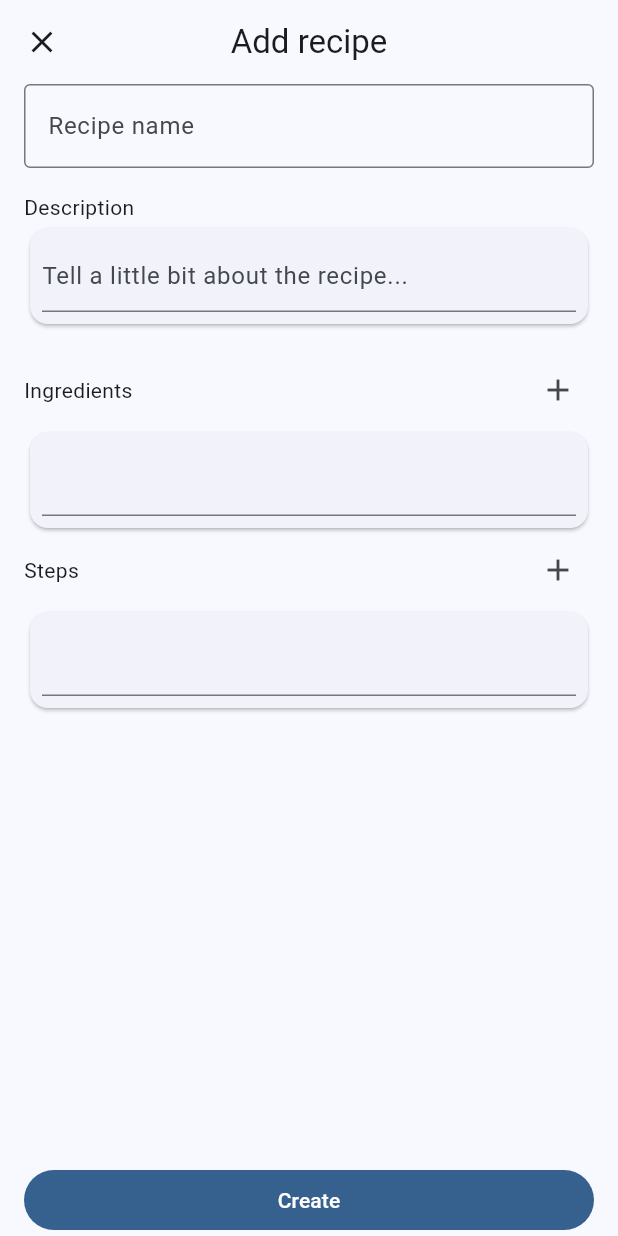
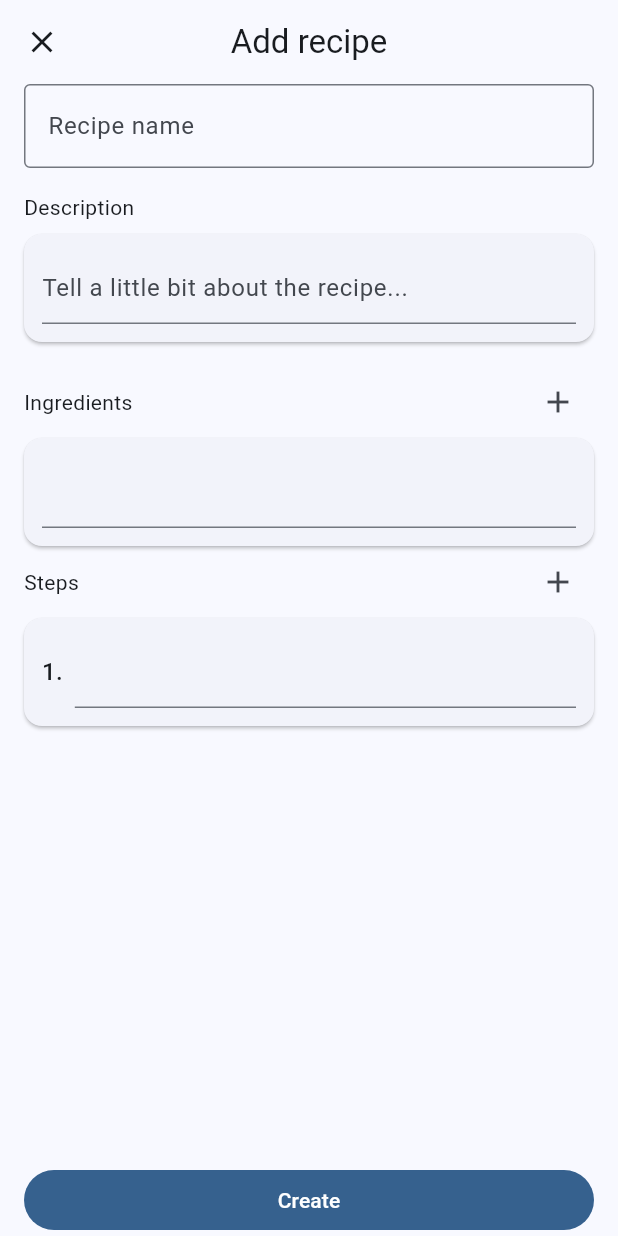
Before and after one commit to otavioassis-git/recipe_it, a Flutter app: the AddRecipe screen opened directly, on a phone screen of 412 x 824 dp. Run offline on Flutter 3.47's test engine with Material 3 defaults, Android fonts, the phone set to English and light mode, and no system bars; our stand-ins replace shared_preferences, sqflite; accounts and stored records are empty.

```diff
--- a/lib/pages/add_recipe/add_recipe.dart
+++ b/lib/pages/add_recipe/add_recipe.dart
@@ -49,6 +49,7 @@ class _AddRecipeState extends State<AddRecipe> {
 
   @override
   Widget build(BuildContext context) {
+    final theme = Theme.of(context);
     final text = AppLocalizations.of(context)!;
 
     return Scaffold(
@@ -74,11 +75,13 @@ class _AddRecipeState extends State<AddRecipe> {
                 const SizedBox(height: 16),
                 Column(
                   crossAxisAlignment: CrossAxisAlignment.start,
+                  spacing: 8,
                   children: [
                     Text('Description'),
                     Card(
+                      margin: const EdgeInsets.all(0),
                       child: Padding(
-                        padding: const EdgeInsets.all(8.0),
+                        padding: const EdgeInsets.all(12.0),
                         child: TextFormField(
                           controller: descriptionController,
                           maxLines: null,
@@ -110,10 +113,11 @@ class _AddRecipeState extends State<AddRecipe> {
                       ],
                     ),
                     Card(
+                      margin: const EdgeInsets.all(0),
                       child: Padding(
-                        padding: const EdgeInsets.all(8.0),
+                        padding: const EdgeInsets.all(12.0),
                         child: Column(
-                          spacing: 8,
+                          spacing: 4,
                           children: [
                             for (
                               int i = 0;
@@ -125,6 +129,7 @@ class _AddRecipeState extends State<AddRecipe> {
                                   Expanded(
                                     child: TextFormField(
                                       controller: ingredientsControllers[i],
+                                      maxLines: null,
                                     ),
                                   ),
                                   if (ingredientsControllers.length > 1)
@@ -161,17 +166,24 @@ class _AddRecipeState extends State<AddRecipe> {
                       ],
                     ),
                     Card(
+                      margin: const EdgeInsets.all(0),
                       child: Padding(
-                        padding: const EdgeInsets.all(8.0),
+                        padding: const EdgeInsets.all(12.0),
                         child: Column(
-                          spacing: 8,
+                          spacing: 4,
                           children: [
                             for (int i = 0; i < stepsControllers.length; i++)
                               Row(
                                 children: [
+                                  Text(
+                                    '${i + 1}.',
+                                    style: theme.textTheme.titleMedium,
+                                  ),
+                                  const SizedBox(width: 8),
                                   Expanded(
                                     child: TextFormField(
                                       controller: stepsControllers[i],
+                                      maxLines: null,
                                     ),
                                   ),
                                   if (stepsControllers.length > 1)
```
Also changed, not shown: lib/pages/recipes_list/recipes_list.dart (+30 -4 lines), assets/logo/logo2.png (added).
